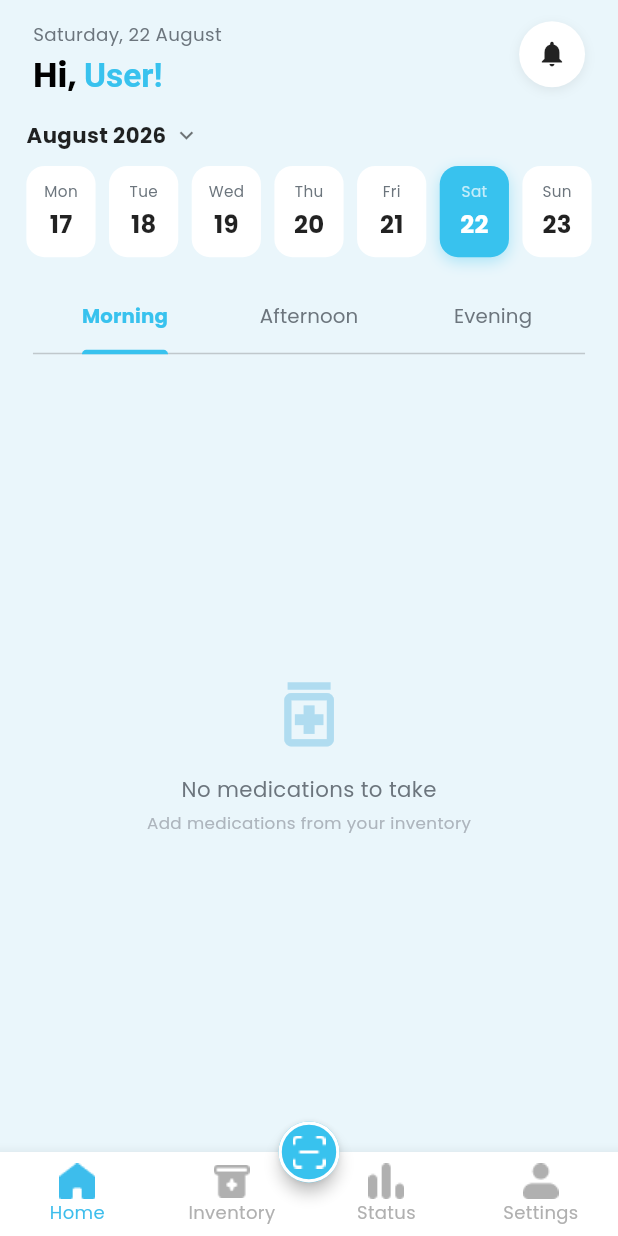
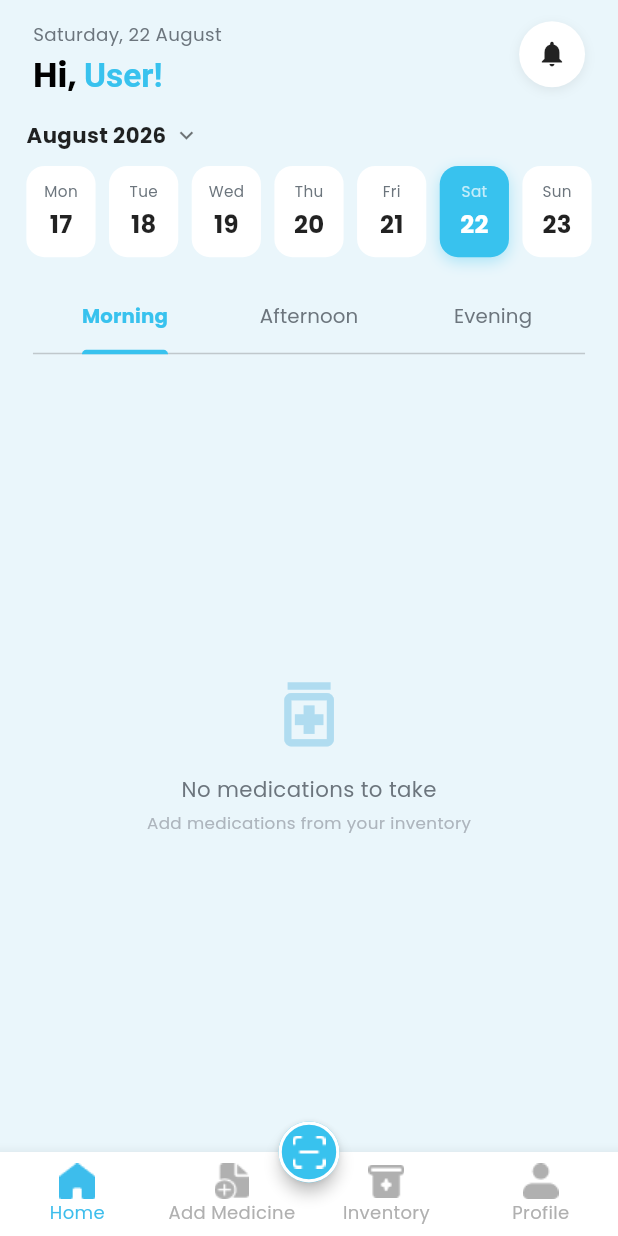
Before and after one commit to shizuiixui/Nudge-RX, a Flutter app: the HomePage screen opened by its route, on a phone screen of 412 x 824 dp. Run offline on Flutter 3.47's test engine with Material 3 defaults, Android fonts, the phone set to English and light mode, and no system bars; our stand-ins replace flutter_dotenv, flutter_local_notifications, flutter_riverpod, flutter_screenutil, image_picker, shared_preferences and 2 more; accounts and stored records are empty.

Commit message:
refactor: update bottom navigation bar

```diff
--- a/lib/core/widgets/bottom_nav_bar.dart
+++ b/lib/core/widgets/bottom_nav_bar.dart
@@ -45,6 +45,20 @@ class BottomNavBar extends StatelessWidget {
           label: 'Home',
         ),
 
+        BottomNavigationBarItem(
+          icon: Image.asset(
+            'assets/images/navbar/AddMed.png',
+            width: 24,
+            height: 24,
+          ),
+          activeIcon: Image.asset(
+            'assets/images/navbar/AddMed_selected.png',
+            width: 24,
+            height: 24,
+          ),
+          label: 'Add Medicine',
+        ),
+
         // Inventory
         BottomNavigationBarItem(
           icon: Image.asset(
@@ -60,21 +74,6 @@ class BottomNavBar extends StatelessWidget {
           label: 'Inventory',
         ),
 
-        // Status
-        BottomNavigationBarItem(
-          icon: Image.asset(
-            'assets/images/navbar/Status.png',
-            width: 24,
-            height: 24,
-          ),
-          activeIcon: Image.asset(
-            'assets/images/navbar/Status_selected.png',
-            width: 24,
-            height: 24,
-          ),
-          label: 'Status',
-        ),
-
         // Profile
         BottomNavigationBarItem(
           icon: Image.asset(
@@ -87,7 +86,7 @@ class BottomNavBar extends StatelessWidget {
             width: 24,
             height: 24,
           ),
-          label: 'Settings',
+          label: 'Profile',
         ),
       ],
     );
```
